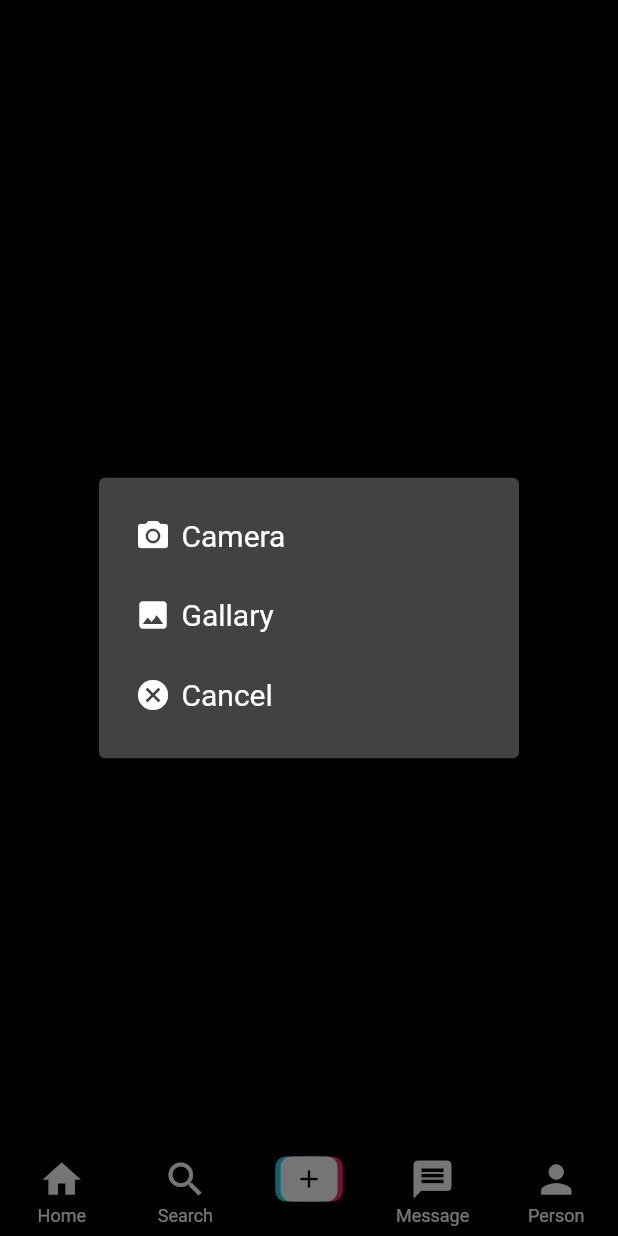
After one commit to Jabidgithub/TikTok-clone, a Flutter app: the screen it shows once a user with an empty profile is signed in, item 3 of the bottom bar chosen, after a tap on "Add Video", on a phone screen of 412 x 824 dp. The commit adds this screen. Run offline on Flutter 3.47's test engine with Material 2 defaults, Android fonts, the phone set to English and light mode, and no system bars; our stand-ins replace cloud_firestore, firebase_auth, firebase_core, firebase_storage, get, image_picker and 1 more; accounts and stored records are empty.

```diff
--- a/lib/contants.dart
+++ b/lib/contants.dart
@@ -3,6 +3,15 @@ import 'package:firebase_auth/firebase_auth.dart';
 import 'package:firebase_storage/firebase_storage.dart';
 import 'package:flutter/material.dart';
 import 'package:flutter_tiktok/controllers/auth_controller.dart';
+import 'package:flutter_tiktok/views/screens/add_video_screen.dart';
+
+const pages = [
+  Text('Home Screen'),
+  Text('Search Screen'),
+  AddVideoScreen(),
+  Text('Messages Screen'),
+  Text('Profile Screen'),
+];
 
 // COLORS
 const backgroundColor = Colors.black;
--- a/lib/controllers/auth_controller.dart
+++ b/lib/controllers/auth_controller.dart
@@ -3,16 +3,35 @@ import 'package:firebase_auth/firebase_auth.dart';
 import 'package:firebase_storage/firebase_storage.dart';
 import 'package:flutter/material.dart';
 import 'package:flutter_tiktok/contants.dart';
+import 'package:flutter_tiktok/views/screens/auth/login_screen.dart';
+import 'package:flutter_tiktok/views/screens/home_screen.dart';
 import 'package:get/get.dart';
 import 'package:flutter_tiktok/models/user.dart' as model;
 import 'package:image_picker/image_picker.dart';
 
 class AuthController extends GetxController {
   static AuthController instance = Get.find();
-
+  late Rx<User?> _user;
   late Rx<File?> _pickedImage;
 
   File? get ProfilePhoto => _pickedImage.value;
+
+  @override
+  void onReady() {
+    // TODO: implement onReady
+    super.onReady();
+    _user = Rx<User?>(firebaseAuth.currentUser);
+    _user.bindStream(firebaseAuth.authStateChanges());
+    ever(_user, _setInitialScreen);
+  }
+
+  _setInitialScreen(User? user) {
+    if (user == null) {
+      Get.offAll(() => LoginScreen());
+    } else {
+      Get.offAll(() => const HomeScreen());
+    }
+  }
 
   void pickImage() async {
     final pickedImage =
--- /dev/null
+++ b/lib/views/screens/add_video_screen.dart
@@ -0,0 +1,113 @@
+import 'dart:io';
+import 'package:flutter/material.dart';
+import 'package:flutter_tiktok/contants.dart';
+import 'package:flutter_tiktok/views/screens/confirm_screen.dart';
+import 'package:image_picker/image_picker.dart';
+
+class AddVideoScreen extends StatelessWidget {
+  const AddVideoScreen({super.key});
+
+  pickVideo(ImageSource src, BuildContext context) async {
+    final video = await ImagePicker().pickVideo(source: src);
+    if (video != null) {
+      Navigator.of(context).push(
+        MaterialPageRoute(
+          builder: (context) => ConfirmScreen(
+            videoFile: File(video.path),
+            videoPath: video.path,
+          ),
+        ),
+      );
+    }
+  }
+
+  showOptionsDialog(BuildContext context) {
+    return showDialog(
+        context: context,
+        builder: (context) => SimpleDialog(
+              children: [
+                SimpleDialogOption(
+                  onPressed: () => pickVideo(ImageSource.camera, context),
+                  child: Row(
+                    children: const [
+                      Icon(Icons.camera_alt),
+                      Padding(
+                        padding: EdgeInsets.all(7.0),
+                        child: Text(
+                          'Camera',
+                          style: TextStyle(
+                            fontSize: 20,
+                          ),
+                        ),
+                      ),
+                    ],
+                  ),
+                ),
+                SimpleDialogOption(
+                  onPressed: () => pickVideo(ImageSource.gallery, context),
+                  child: Row(
+                    children: const [
+                      Icon(Icons.image),
+                      Padding(
+                        padding: EdgeInsets.all(7.0),
+                        child: Text(
+                          'Gallary',
+                          style: TextStyle(
+                            fontSize: 20,
+                          ),
+                        ),
+                      ),
+                    ],
+                  ),
+                ),
+                SimpleDialogOption(
+                  onPressed: () {
+                    Navigator.of(context).pop();
+                  },
+                  child: Row(
+                    children: const [
+                      Icon(Icons.cancel),
+                      Padding(
+                        padding: EdgeInsets.all(7.0),
+                        child: Text(
+                          'Cancel',
+                          style: TextStyle(
+                            fontSize: 20,
+                          ),
+                        ),
+                      ),
+                    ],
+                  ),
+                ),
+              ],
+            ));
+  }
+
+  @override
+  Widget build(BuildContext context) {
+    return Scaffold(
+      body: Center(
+        child: InkWell(
+          onTap: () => showOptionsDialog(context),
+          child: Container(
+            width: 190,
+            height: 50,
+            decoration: BoxDecoration(
+              color: buttonColor,
+            ),
+            child: const Center(
+              child: Text(
+                'Add Video',
+                style: TextStyle(
+                  fontSize: 20,
+                  color: Colors.black,
+                  fontWeight: FontWeight.bold,
+                ),
+              ),
+            ),
+          ),
+        ),
+      ),
+    );
+  }
+}
--- /dev/null
+++ b/lib/views/screens/home_screen.dart
@@ -0,0 +1,69 @@
+import 'package:flutter/material.dart';
+import 'package:flutter_tiktok/contants.dart';
+import 'package:flutter_tiktok/views/widgets/custom_icon.dart';
+
+class HomeScreen extends StatefulWidget {
+  const HomeScreen({super.key});
+
+  @override
+  State<HomeScreen> createState() => _HomeScreenState();
+}
+
+class _HomeScreenState extends State<HomeScreen> {
+  int pageIndex = 0;
+
+  @override
+  Widget build(BuildContext context) {
+    return Scaffold(
+      bottomNavigationBar: BottomNavigationBar(
+        onTap: (idx) {
+          setState(() {
+            pageIndex = idx;
+          });
+        },
+        type: BottomNavigationBarType.fixed,
+        backgroundColor: backgroundColor,
+        selectedItemColor: Colors.red,
+        unselectedItemColor: Colors.white,
+        currentIndex: pageIndex,
+        items: const [
+          BottomNavigationBarItem(
+            icon: Icon(
+              Icons.home,
+              size: 30,
+            ),
+            label: 'Home',
+          ),
+          BottomNavigationBarItem(
+            icon: Icon(
+              Icons.search,
+              size: 30,
+            ),
+            label: 'Search',
+          ),
+          BottomNavigationBarItem(
+            icon: CustomIcon(),
+            label: '',
+          ),
+          BottomNavigationBarItem(
+            icon: Icon(
+              Icons.message,
+              size: 30,
+            ),
+            label: 'Message',
+          ),
+          BottomNavigationBarItem(
+            icon: Icon(
+              Icons.person,
+              size: 30,
+            ),
+            label: 'Person',
+          ),
+        ],
+      ),
+      body: Center(
+        child: pages[pageIndex],
+      ),
+    );
+  }
+}
--- /dev/null
+++ b/lib/views/widgets/custom_icon.dart
@@ -0,0 +1,58 @@
+import 'package:flutter/material.dart';
+
+class CustomIcon extends StatelessWidget {
+  const CustomIcon({super.key});
+
+  @override
+  Widget build(BuildContext context) {
+    return SizedBox(
+      width: 45,
+      height: 30,
+      child: Stack(
+        children: [
+          Container(
+            margin: const EdgeInsets.only(left: 10),
+            width: 38,
+            decoration: BoxDecoration(
+              color: const Color.fromARGB(
+                255,
+                250,
+                45,
+                108,
+              ),
+              borderRadius: BorderRadius.circular(7),
+            ),
+          ),
+          Container(
+            margin: const EdgeInsets.only(right: 10),
+            width: 38,
+            decoration: BoxDecoration(
+              color: const Color.fromARGB(
+                255,
+                32,
+                211,
+                234,
+              ),
+              borderRadius: BorderRadius.circular(7),
+            ),
+          ),
+          Center(
+            child: Container(
+              height: double.infinity,
+              width: 38,
+              decoration: BoxDecoration(
+                color: Colors.white,
+                borderRadius: BorderRadius.circular(7),
+              ),
+              child: const Icon(
+                Icons.add,
+                color: Colors.black,
+                size: 20,
+              ),
+            ),
+          )
+        ],
+      ),
+    );
+  }
+}
--- a/pubspec.yaml
+++ b/pubspec.yaml
@@ -42,6 +42,7 @@ dependencies:
   cloud_firestore: ^4.3.1
   firebase_storage: ^11.0.10
   image_picker: ^0.8.6
+  video_player: ^2.4.10
 
 dev_dependencies:
   flutter_test:
```
Also changed, not shown: lib/views/screens/confirm_screen.dart (added, +102 -0 lines), pubspec.lock, 1 other file.
